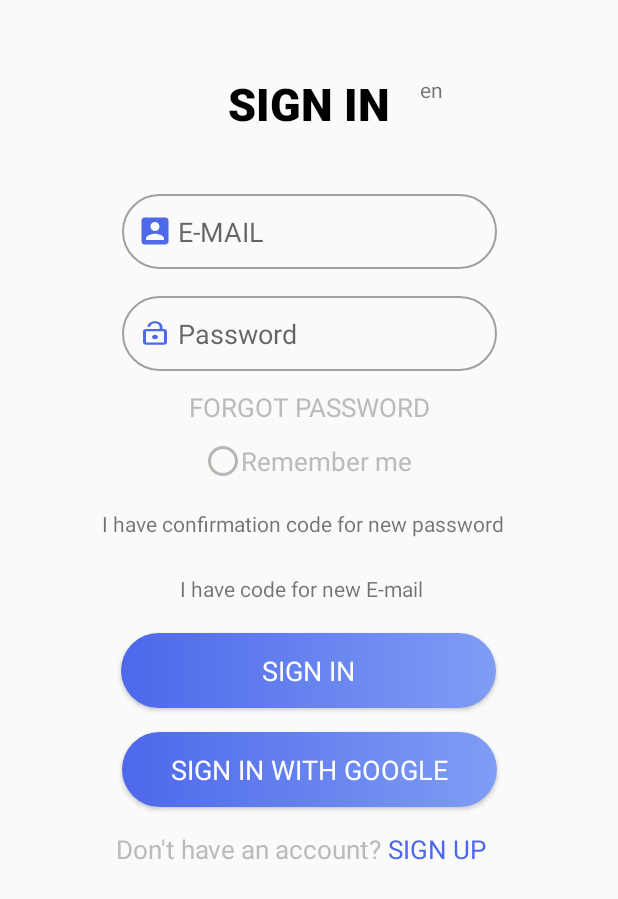
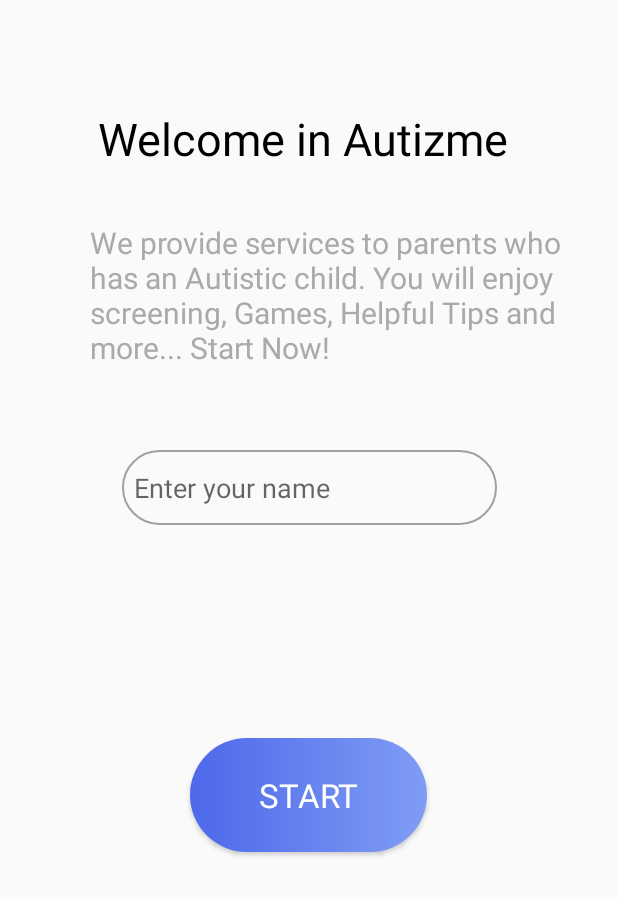
Before and after one commit to OmarSalah997/Autisma, an Android app: the screen it shows after launch (LOGIN before the commit, WelcomeActivity after it), on a phone screen of 412 x 824 dp. Shown: the top 899 px of the screen. Run offline under Robolectric (Android 15) with nearby library versions, the phone set to English and light mode, and no system bars.

Commit message:
splash and Welcome Activities

```diff
--- /dev/null
+++ b/app/src/main/java/com/example/autisma/WelcomeActivity.java
@@ -0,0 +1,49 @@
+package com.example.autisma;
+
+import androidx.appcompat.app.AppCompatActivity;
+
+import android.app.Activity;
+import android.content.Intent;
+import android.content.SharedPreferences;
+import android.os.Bundle;
+import android.view.View;
+import android.widget.Button;
+import android.widget.EditText;
+import android.widget.Toast;
+
+public class WelcomeActivity extends AppCompatActivity {
+    Button start;
+    EditText name;
+
+    @Override
+    protected void onCreate(Bundle savedInstanceState) {
+        super.onCreate(savedInstanceState);
+        setContentView(R.layout.activity_welcome);
+        start = (Button) findViewById(R.id.start_button);
+        name = (EditText) findViewById(R.id.uname);
+
+        start.setOnClickListener(new View.OnClickListener() {
+            @Override
+            public void onClick(View v) {
+                if (name.getText().toString().equals("")){
+                    Toast.makeText(WelcomeActivity.this, getString(R.string.emptyname), Toast.LENGTH_SHORT).show();
+                    name.requestFocus();
+                    return;
+                }
+                final SharedPreferences preferences = getSharedPreferences("MY_APP", Activity.MODE_PRIVATE);
+                preferences.edit().putString("name",name.getText().toString()).apply();
+
+
+                Intent intent = new Intent(getApplicationContext(), MainHOME.class);
+                intent.addFlags(Intent.FLAG_ACTIVITY_CLEAR_TOP | Intent.FLAG_ACTIVITY_NEW_TASK);
+                startActivity(intent);
+
+
+            }
+        });
+
+
+
+
+    }
+}
--- /dev/null
+++ b/app/src/main/java/com/example/autisma/opening.java
@@ -0,0 +1,52 @@
+package com.example.autisma;
+
+import androidx.appcompat.app.AppCompatActivity;
+
+import android.app.Activity;
+import android.content.Intent;
+import android.content.SharedPreferences;
+import android.os.Bundle;
+import android.os.Handler;
+import android.view.animation.Animation;
+import android.view.animation.AnimationUtils;
+import android.widget.ImageView;
+
+public class opening extends AppCompatActivity {
+    Animation updown;
+    Animation fade;
+    ImageView logo;
+    ImageView name;
+    @Override
+    protected void onCreate(Bundle savedInstanceState) {
+        super.onCreate(savedInstanceState);
+        setContentView(R.layout.activity_opening);
+        logo = (ImageView) findViewById(R.id.imageView);
+        name = (ImageView) findViewById(R.id.imageView3);
+        updown = AnimationUtils.loadAnimation(this,R.anim.updown);
+        fade = AnimationUtils.loadAnimation(this,R.anim.fadein);
+        name.setAnimation(fade);
+        logo.setAnimation(updown);
+        SharedPreferences prefs2= getSharedPreferences("MY_APP", Activity.MODE_PRIVATE);
+        if (!prefs2.getString("name", "").equals("")){
+            final Intent intent = new Intent(this, MainHOME.class);
+            new Handler().postDelayed(new Runnable() {
+                @Override
+                public void run() {
+                    startActivity(intent);
+                }
+            }, 5000);
+
+        }
+        else {
+
+            final Intent intent = new Intent(this, WelcomeActivity.class);
+            new Handler().postDelayed(new Runnable() {
+                @Override
+                public void run() {
+                    startActivity(intent);
+                }
+            }, 5000);
+        }
+
+    }
+}
--- /dev/null
+++ b/app/src/main/res/anim/fadein.xml
@@ -0,0 +1,8 @@
+<?xml version="1.0" encoding="utf-8"?>
+<set xmlns:android="http://schemas.android.com/apk/res/android">
+    <alpha
+        android:duration="4500"
+        android:fromAlpha="0.1"
+        android:toAlpha="1.0">
+    </alpha>
+</set>
--- /dev/null
+++ b/app/src/main/res/anim/updown.xml
@@ -0,0 +1,8 @@
+<?xml version="1.0" encoding="utf-8"?>
+<set xmlns:android="http://schemas.android.com/apk/res/android">
+<translate android:duration ="4000"
+    android:fromXDelta="0%p"
+    android:fromYDelta="-100%p"
+
+    />
+</set>
--- /dev/null
+++ b/app/src/main/res/layout/activity_welcome.xml
@@ -0,0 +1,62 @@
+<?xml version="1.0" encoding="utf-8"?>
+<androidx.constraintlayout.widget.ConstraintLayout xmlns:android="http://schemas.android.com/apk/res/android"
+    xmlns:app="http://schemas.android.com/apk/res-auto"
+    xmlns:tools="http://schemas.android.com/tools"
+    android:layout_width="match_parent"
+    android:layout_height="match_parent"
+    tools:context=".WelcomeActivity">
+
+    <TextView
+        android:id="@+id/confirm_text_view"
+        android:layout_width="wrap_content"
+        android:layout_height="wrap_content"
+        android:layout_marginTop="72dp"
+        android:text="@string/welcome_in_autizme_n"
+        android:textColor="@android:color/black"
+        android:textSize="30sp"
+        app:layout_constraintEnd_toEndOf="parent"
+        app:layout_constraintStart_toStartOf="parent"
+        app:layout_constraintTop_toTopOf="parent" />
+
+    <TextView
+
+        android:id="@+id/textView2"
+        android:layout_width="wrap_content"
+        android:layout_height="wrap_content"
+        android:text="@string/we_provide_services_to_parents_who_n_has_an_autistic_child_you_will_enjoy_nscreening_games_helpful_tips_and_nmore_start_now"
+        android:textColor="@android:color/darker_gray"
+        android:textSize="20sp"
+        app:layout_constraintEnd_toEndOf="parent"
+        app:layout_constraintHorizontal_bias="0.623"
+        app:layout_constraintStart_toStartOf="parent"
+        app:layout_constraintTop_toBottomOf="@+id/confirm_text_view" />
+
+    <EditText
+
+        android:id="@+id/uname"
+        android:layout_width="250sp"
+        android:layout_height="50dp"
+        android:layout_marginTop="152dp"
+        android:background="@drawable/edit_text_style"
+        android:hint="@string/enter_your_name"
+        android:paddingStart="8dp"
+        android:paddingEnd="8dp"
+        app:layout_constraintEnd_toEndOf="parent"
+        app:layout_constraintStart_toStartOf="parent"
+        app:layout_constraintTop_toBottomOf="@+id/confirm_text_view" />
+
+    <Button
+        android:id="@+id/start_button"
+        android:layout_width="158dp"
+        android:layout_height="76dp"
+        android:layout_marginBottom="256dp"
+        android:background="@drawable/button_shape"
+        android:fontFamily="sans-serif"
+        android:text="@string/start"
+        android:textColor="@color/colorWhite"
+        android:textSize="22sp"
+        app:layout_constraintBottom_toBottomOf="parent"
+        app:layout_constraintEnd_toEndOf="parent"
+        app:layout_constraintHorizontal_bias="0.498"
+        app:layout_constraintStart_toStartOf="parent" />
+</androidx.constraintlayout.widget.ConstraintLayout>
--- a/app/src/main/res/values/strings.xml
+++ b/app/src/main/res/values/strings.xml
@@ -1,4 +1,10 @@
 <resources>
+    <string name="emptyname">Please Enter your name</string>
+    <string name="start">Start</string>
+    <string name="enter_your_name">Enter your name</string>
+    <string name="welcome_in_autizme_n">Welcome in Autizme \n</string>
+    <string name="we_provide_services_to_parents_who_n_has_an_autistic_child_you_will_enjoy_nscreening_games_helpful_tips_and_nmore_start_now">We provide services to parents who\nhas an Autistic child. You will enjoy\nscreening, Games, Helpful Tips and \nmore... Start Now!</string>
+
     <string name="app_name">Autisma</string>
     <string name="username">Username</string>
     <string name="password">Password</string>
@@ -79,10 +85,10 @@ He/She often notices small sounds when others do not</string>
 He/She usually concentrates more on the whole picture rather than the small details</string>
     <string name="question3">
 In a social group ,He/She can easily keep track of several different peoples conversations</string>
-    <string name="question4">He/She finds it easy to go back and fourth between different activites</string>
+    <string name="question4">He/She finds it easy to go back and fourth between different activities</string>
     <string name="question5">He/She does not know how to keep a conversation going with his/her peers</string>
     <string name="question6">He/She is good at social chit-chat</string>
-    <string name="question7">When He/She reads a story,he finds it difficult to work out the charachter s intenons or feelings</string>
+    <string name="question7">When He/She reads a story,he finds it difficult to work out the character s intenons or feelings</string>
     <string name="question8">When He/She was in preschool,he/she used to enjoy playing games involving pretending with other children</string>
     <string name="question9">He/She finds it easy to work out what someone is thinking or feeling just by looking at their face</string>
     <string name="question10">He/She finds it hard to make new friends</string>
@@ -91,7 +97,7 @@ In a social group ,He/She can easily keep track of several different peoples con
     <string name="hour">Hour</string>
     <string name="day">Day</string>
     <string name="week">Week</string>
-    <string name="mounth">Mounth</string>
+    <string name="mounth">Month</string>
     <string name="enternum">Enter number</string>
     <string name="change_password">Change password</string>
     <string name="change_user_name">Change username</string>
@@ -193,4 +199,5 @@ In a social group ,He/She can easily keep track of several different peoples con
     <string name="score_10">The score indicates low risk, but if your child is younger than 24 months, or you have other concerns you should talk to your doctor about rescreening.</string>
     <string name="score_35">The score indicates medium risk. This means you should to take your child to his or her doctor for a follow-up screening. You can also seek early intervention services for your child.</string>
     <string name="score_40_upove">Score indicates high risk. This means you should to take your child to his or her doctor for a full evaluation. You should also begin early intervention services for your child.</string>
+
 </resources>
--- a/build.gradle
+++ b/build.gradle
@@ -5,7 +5,7 @@ buildscript {
         jcenter()
     }
     dependencies {
-        classpath 'com.android.tools.build:gradle:4.1.0'
+        classpath 'com.android.tools.build:gradle:4.0.1'
         classpath 'com.google.gms:google-services:4.3.5'
 
         // NOTE: Do not place your application dependencies here; they belong
```
Also changed, not shown: app/src/main/AndroidManifest.xml (+33 -28 lines), app/src/main/res/layout/activity_opening.xml (added, +36 -0 lines), app/src/main/res/drawable/autizma.png (added), app/src/main/res/drawable/kxuyupuh.jpg (added), app/src/main/res/drawable/logo.png (added), app/src/main/res/drawable/splash.png (added), 1 other file.
